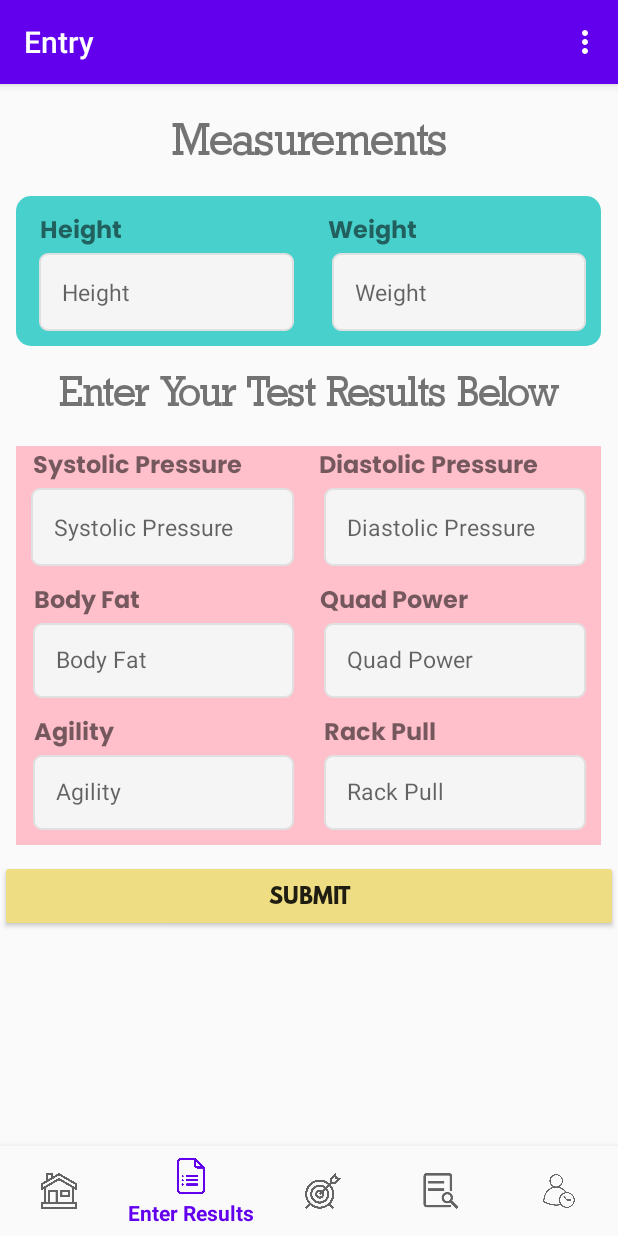
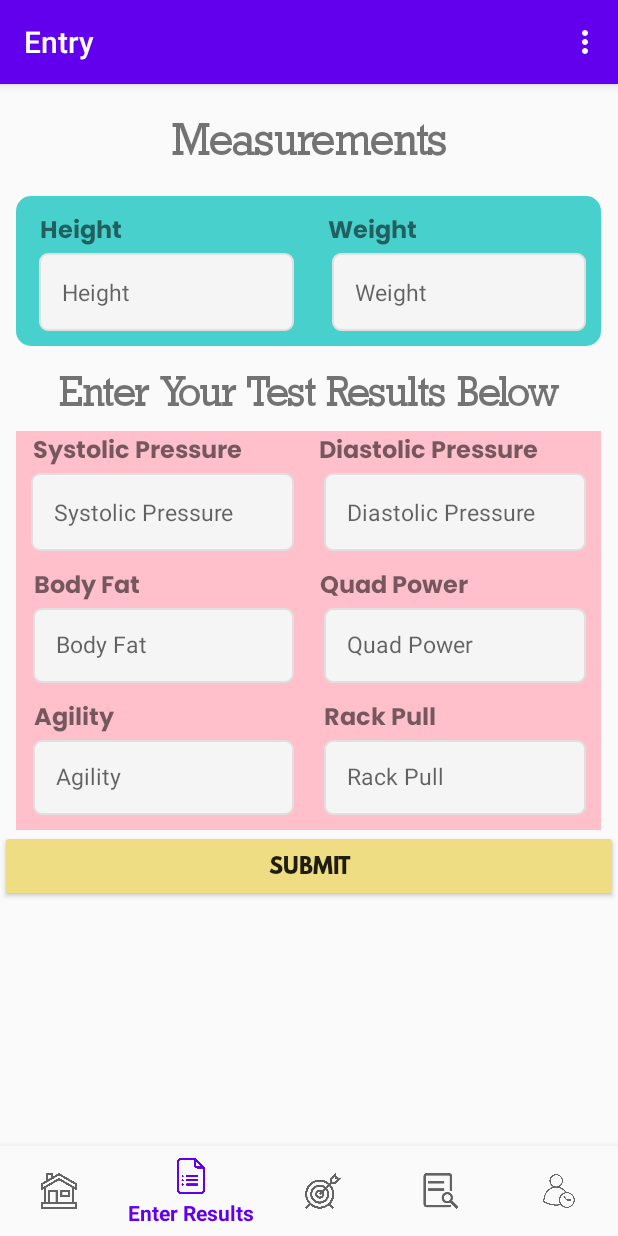
Before and after one commit to ErnestRepublicPoly/FYP, an Android app: the EntryFragment screen opened through its navigation route, on a phone screen of 412 x 824 dp. Run offline under Robolectric (Android 15) with nearby library versions, the phone set to English and light mode, and no system bars; our stand-ins replace Firebase (no records; nobody signed in at launch, a user with empty details on screens opened directly), navigation-ui.

Commit message:
finalui5

```diff
--- a/app/src/main/res/layout/entry_fragment.xml
+++ b/app/src/main/res/layout/entry_fragment.xml
@@ -107,7 +107,7 @@
         android:layout_gravity="center"
         android:background="@color/colorPink"
         android:orientation="vertical"
-        android:layout_marginTop="20dp">
+        android:layout_marginTop="10dp">
 
         <LinearLayout
             android:layout_width="match_parent"
@@ -293,7 +293,6 @@
         android:fontFamily="@font/leaguespartan_bold"
         android:backgroundTint="@color/colroPastalYello"
         android:id="@+id/buttonSubmit"
-        android:layout_marginTop="10dp"
         android:layout_width="match_parent"
         android:layout_height="wrap_content"
         android:text="@string/S" />
```
